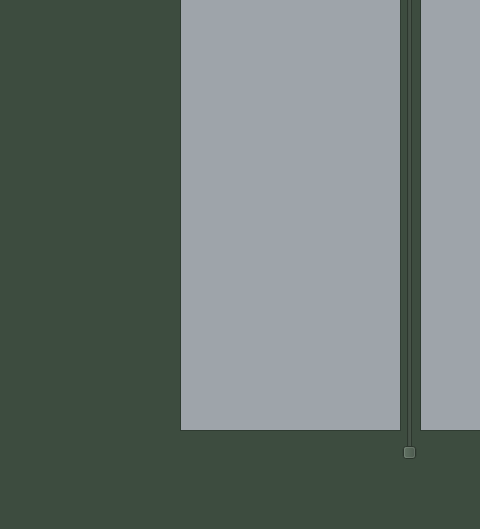
This is publishTool/publishToolPreVer_02_UI.ui in alphaelf0080/ribGen as Qt 5 draws it before an edit; both pictures show x 0 to 480 and y 260 to 789 of the 1141 by 789 pixel window. The edited form follows.
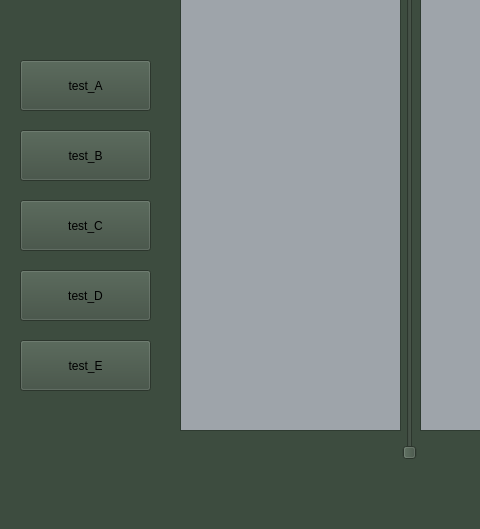
This is the edited form. Icons and pictures are not drawn.

```diff
--- a/publishTool/publishToolPreVer_02_UI.ui
+++ b/publishTool/publishToolPreVer_02_UI.ui
@@ -979,6 +979,71 @@
      </size>
     </property>
    </widget>
+   <widget class="QPushButton" name="pushButton_test_A">
+    <property name="geometry">
+     <rect>
+      <x>20</x>
+      <y>320</y>
+      <width>131</width>
+      <height>51</height>
+     </rect>
+    </property>
+    <property name="text">
+     <string>test_A</string>
+    </property>
+   </widget>
+   <widget class="QPushButton" name="pushButton_test_B">
+    <property name="geometry">
+     <rect>
+      <x>20</x>
+      <y>390</y>
+      <width>131</width>
+      <height>51</height>
+     </rect>
+    </property>
+    <property name="text">
+     <string>test_B</string>
+    </property>
+   </widget>
+   <widget class="QPushButton" name="pushButton_test_C">
+    <property name="geometry">
+     <rect>
+      <x>20</x>
+      <y>460</y>
+      <width>131</width>
+      <height>51</height>
+     </rect>
+    </property>
+    <property name="text">
+     <string>test_C</string>
+    </property>
+   </widget>
+   <widget class="QPushButton" name="pushButton_test_D">
+    <property name="geometry">
+     <rect>
+      <x>20</x>
+      <y>530</y>
+      <width>131</width>
+      <height>51</height>
+     </rect>
+    </property>
+    <property name="text">
+     <string>test_D</string>
+    </property>
+   </widget>
+   <widget class="QPushButton" name="pushButton_test_E">
+    <property name="geometry">
+     <rect>
+      <x>20</x>
+      <y>600</y>
+      <width>131</width>
+      <height>51</height>
+     </rect>
+    </property>
+    <property name="text">
+     <string>test_E</string>
+    </property>
+   </widget>
   </widget>
   <widget class="QMenuBar" name="menubar">
    <property name="geometry">
```
